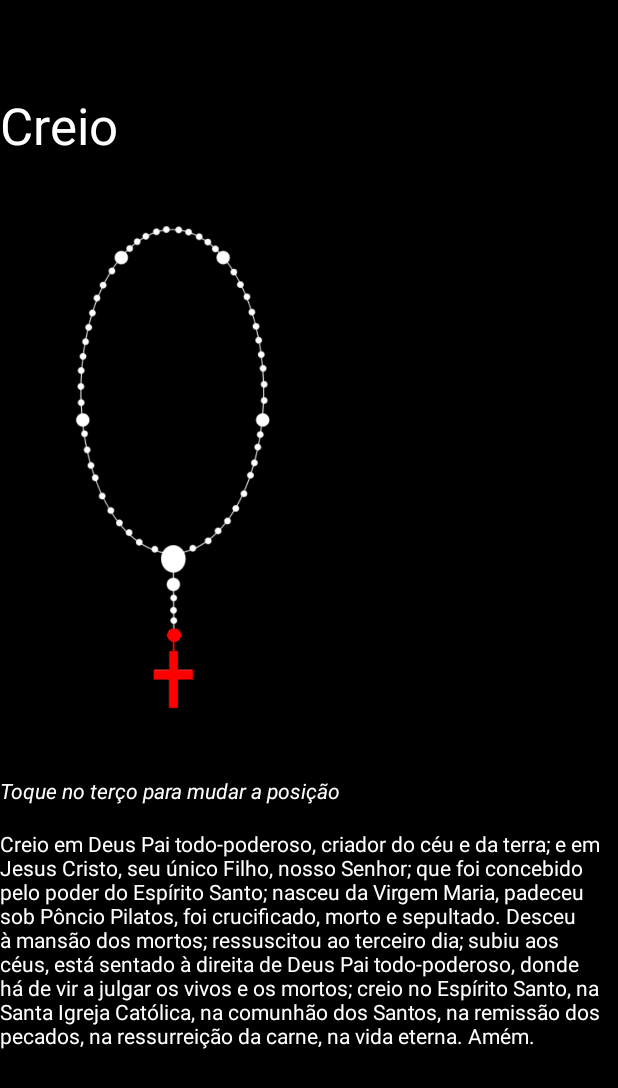
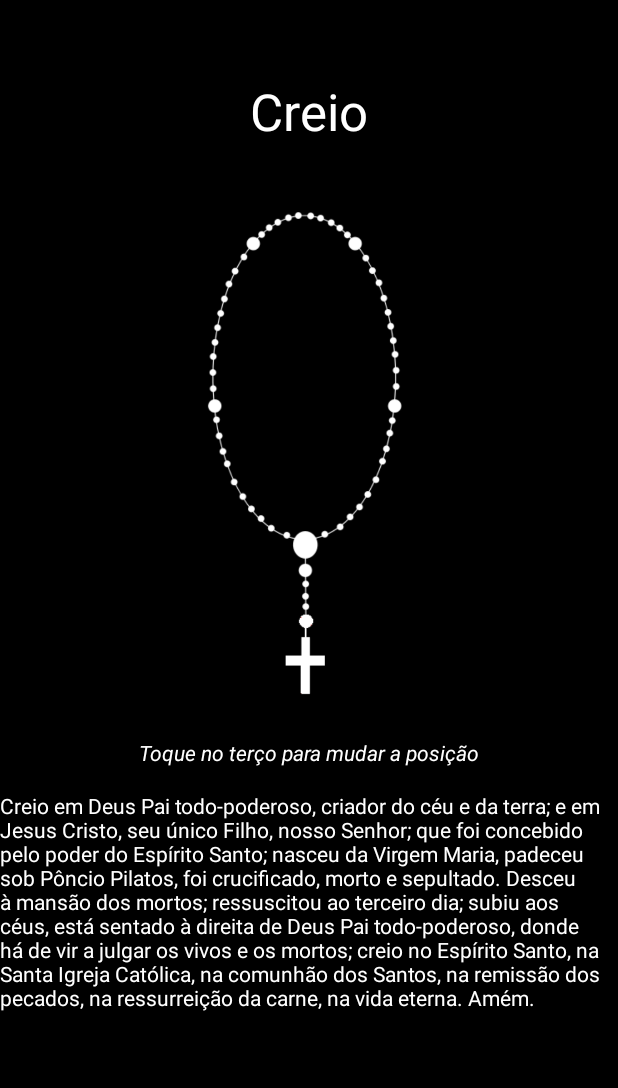
Before and after one commit to athauanmarques/ChistusVeritaqueVia, an Android app: the layout activity_terco.xml on its own in the app's theme, with its tools: preview values and no code run, on a phone screen of 412 x 824 dp. Shown: the top 1088 px of the screen. Run offline under Robolectric (Android 15) with nearby library versions, the phone set to English and light mode, and no system bars.

Commit message:
Arrumar atrivbição na tela mistério

```diff
--- a/app/src/main/res/layout/activity_terco.xml
+++ b/app/src/main/res/layout/activity_terco.xml
@@ -7,36 +7,39 @@
     tools:context=".Activity.TercoActivity">
 
     <TextView
-        android:id="@+id/textView5"
+        android:id="@+id/txtTituloOracao"
         android:layout_width="wrap_content"
         android:layout_height="wrap_content"
         android:layout_marginBottom="32dp"
         android:text="@string/lblCreioTitulo"
         android:textAppearance="@style/TextAppearance.AppCompat.Display1"
         app:layout_constraintBottom_toTopOf="@+id/imgTerco"
+        app:layout_constraintEnd_toEndOf="parent"
+        app:layout_constraintStart_toStartOf="parent"
         app:layout_constraintTop_toTopOf="parent"
-        app:layout_constraintVertical_bias="0.32999998"
-        app:layout_constraintVertical_chainStyle="packed"
-        tools:layout_editor_absoluteX="166dp" />
+        app:layout_constraintVertical_bias="0.29000002"
+        app:layout_constraintVertical_chainStyle="packed" />
 
     <TextView
-        android:id="@+id/textView7"
+        android:id="@+id/txtOracao"
         android:layout_width="wrap_content"
         android:layout_height="wrap_content"
+        android:layout_marginBottom="24dp"
         android:text="@string/lblCreio"
-        app:layout_constraintBottom_toBottomOf="parent"
-        app:layout_constraintTop_toBottomOf="@+id/textView6"
-        tools:layout_editor_absoluteX="0dp" />
+        app:layout_constraintBottom_toTopOf="@+id/bntMisterio"
+        app:layout_constraintStart_toStartOf="parent"
+        app:layout_constraintTop_toBottomOf="@+id/textView6" />
 
     <ImageView
         android:id="@+id/imgTerco"
         android:layout_width="236dp"
         android:layout_height="347dp"
-        android:layout_marginBottom="32dp"
+        android:layout_marginBottom="16dp"
         app:layout_constraintBottom_toTopOf="@+id/textView6"
-        app:layout_constraintTop_toBottomOf="@+id/textView5"
-        app:srcCompat="@drawable/p1"
-        tools:layout_editor_absoluteX="88dp" />
+        app:layout_constraintEnd_toEndOf="parent"
+        app:layout_constraintStart_toStartOf="parent"
+        app:layout_constraintTop_toBottomOf="@+id/txtTituloOracao"
+        app:srcCompat="@drawable/p0" />
 
     <TextView
         android:id="@+id/textView6"
@@ -45,8 +48,21 @@
         android:layout_marginBottom="16dp"
         android:text="@string/lblDicaTercoPosicao"
         android:textStyle="italic"
-        app:layout_constraintBottom_toTopOf="@+id/textView7"
-        app:layout_constraintTop_toBottomOf="@+id/imgTerco"
-        tools:layout_editor_absoluteX="93dp" />
+        app:layout_constraintBottom_toTopOf="@+id/txtOracao"
+        app:layout_constraintEnd_toEndOf="parent"
+        app:layout_constraintStart_toStartOf="parent"
+        app:layout_constraintTop_toBottomOf="@+id/imgTerco" />
+
+    <Button
+        android:id="@+id/bntMisterio"
+        android:layout_width="177dp"
+        android:layout_height="48dp"
+        android:background="@color/colorPrimary"
+        android:text="1º Mistério"
+        android:visibility="gone"
+        app:layout_constraintBottom_toBottomOf="parent"
+        app:layout_constraintEnd_toEndOf="parent"
+        app:layout_constraintStart_toStartOf="parent"
+        app:layout_constraintTop_toBottomOf="@+id/txtOracao" />
 
 </androidx.constraintlayout.widget.ConstraintLayout>
--- a/app/src/main/res/values/strings.xml
+++ b/app/src/main/res/values/strings.xml
@@ -24,7 +24,7 @@
     <string name="AgradecimentoAnunciado">Infinitas graças vos damos, Soberana Rainha, pelos benefícios que todos os dias recebemos de vossas mãos liberais. Dignai-vos agora e para sempre tomar-nos debaixo de vosso poderoso amparo e para mais vos suplicar vos saudamos com uma Salve Rainha....</string>
     <!-- Agradecimento -->
     <string name="lblCarpeDiem">Carpe Diem</string>
-    <string name="lblCarpeDiemDesc1">Se estiver com alguma dúvida, sugestão ou critíticas. Por gentileza nos comunique atravez do link:</string>
+    <string name="lblCarpeDiemDesc1">Se estiver com alguma dúvida, sugestão ou critícas. Por gentileza nos comunique atravez do link:</string>
     <string name="lblCarpeDiemDesc2">Não se esquece nos avaliar no Google Store.</string>
     <string name="lblCarpeDiemDesc3">DEUS VULT!</string>
     <string name="lblCarpeDiemDesc4">Non nobis, Domine, non nobis, sed nomini Tuo da gloriam</string>
@@ -44,7 +44,7 @@
     <string name="lblPaiNosso">Pai-Nosso que estais nos céus, santificado seja vosso nome, venha a nós o vosso reino, seja feita a vossa vontade assim na terra como no céu. O pão nosso de cada dia nos dai hoje, perdoai-nos as nossas ofensas assim como nós perdoamos a quem nos tem ofendido, e não nos deixeis cair em tentação, mas livrai-nos do mal.Amém.</string>
     <!-- Ave Maria -->
     <string name="lblAveMariaTitulo">Ave Maria</string>
-    <string name="lblAveMariao">Ave Maria, cheia de graça, o Senhor é convosco, bendita sois vós entre as mulheres, e bendito é o fruto do vosso ventre, Jesus. Santa Maria, Mãe de Deus, rogai por nós, pecadores, agora e na hora da nossa morte. Amém.</string>
+    <string name="lblAveMaria">Ave Maria, cheia de graça, o Senhor é convosco, bendita sois vós entre as mulheres, e bendito é o fruto do vosso ventre, Jesus. Santa Maria, Mãe de Deus, rogai por nós, pecadores, agora e na hora da nossa morte. Amém.</string>
     <!-- Gloria -->
     <string name="lblGloriaTitulo">Glória</string>
     <string name="lblGloria">Glória ao Pai, ao Filho e ao Espírito Santo. Como era no princípio, agora e sempre. Amém</string>
```
Also changed, not shown: app/src/main/java/com/example/tercochistusveritaquevia/Activity/MisteriosActivity.java (+27 -0 lines), app/src/main/java/com/example/tercochistusveritaquevia/Activity/TercoActivity.java (+37 -23 lines), app/src/main/java/com/example/tercochistusveritaquevia/controle/MisteriosSemanal.java (+72 -12 lines), app/src/main/java/com/example/tercochistusveritaquevia/controle/ProgressoTerco.java (+61 -1 lines), app/src/main/res/layout/activity_misterios.xml (+13 -13 lines), app/src/main/res/drawable-v24/p0.png (added).
